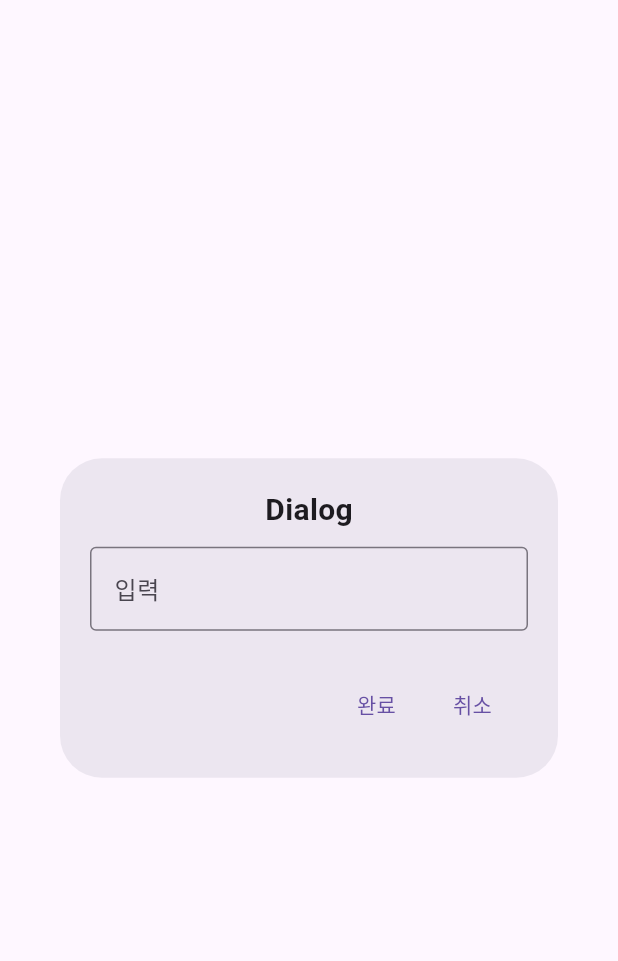
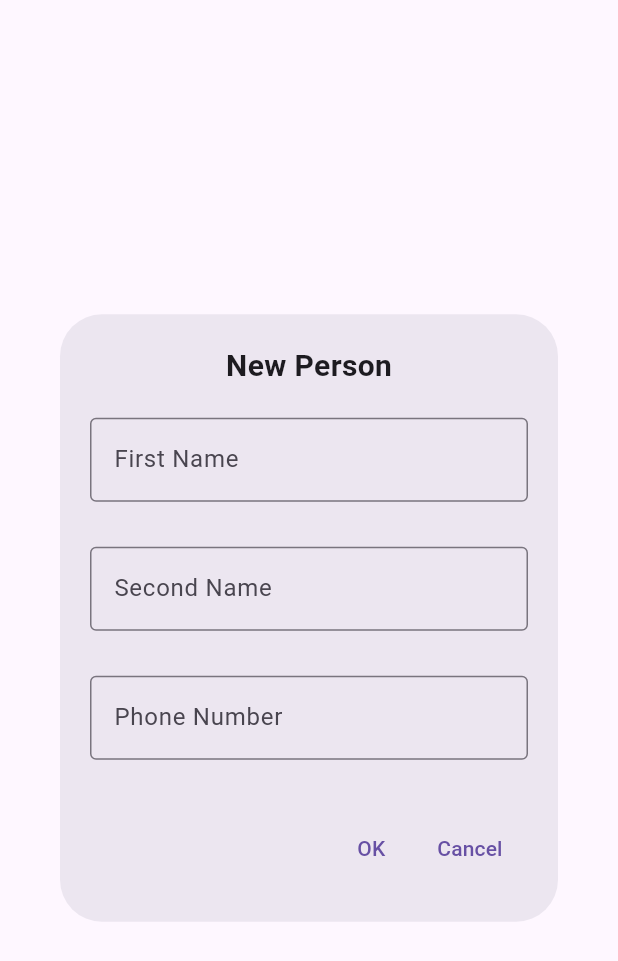
Before and after one commit to moordo91/flutter_tutorial, a Flutter app: the DialogUI widget shown alone on an empty page, opened directly, on a phone screen of 412 x 824 dp. Shown: the top 961 px of the screen. Run offline on Flutter 3.47's test engine with Material 3 defaults, Android fonts, the phone set to English and light mode, and no system bars; our stand-ins replace contacts_service, permission_handler.

Commit message:
Update Input Form

```diff
--- a/lib/main.dart
+++ b/lib/main.dart
@@ -23,9 +23,10 @@ class _MyAppState extends State<MyApp> {
     if (status.isGranted) {
       print('Granted');
       var contacts = await ContactsService.getContacts();
-      // var newPerson = Contact();
-      // newPerson.givenName = 'Mina';
-      // newPerson.familyName = 'Song';
+      for (int i = 0; i < contacts.length; i++) {
+        print(contacts[i].phones?[0].label);
+        print(contacts[i].phones?[0].value);
+      }
       setState(() {
         name = contacts;
       });
@@ -55,8 +56,8 @@ class _MyAppState extends State<MyApp> {
             return DialogUI(addOne: addOne);
           });
         },
+        child: Icon(Icons.add),
       ),
-      // appBar: AppBar( title: Text('앱제목'),),
       appBar: AppBar(
         backgroundColor: Colors.blue,
         actions: [IconButton(onPressed: (){getPermission();}, icon: Icon(Icons.contacts))],
@@ -73,7 +74,7 @@ class _MyAppState extends State<MyApp> {
               padding: const EdgeInsets.all(3.0),
               child: Image.asset('assets/dog.png'),
             ),
-            title: Text(name[i].givenName ?? 'No Name'),
+            title: Text(name[i].givenName + ' ' + name[i].familyName ?? 'No Name'),
           );
         }),
       bottomNavigationBar: BottomTab(),
@@ -102,7 +103,9 @@ class BottomTab extends StatelessWidget {
 class DialogUI extends StatelessWidget {
   DialogUI({super.key, this.addOne});
   final addOne;
-  var inputData = TextEditingController();
+  var givenName = TextEditingController();
+  var familyName = TextEditingController();
+  var phoneNumber = TextEditingController();
 
   @override
   Widget build(BuildContext context) {
@@ -112,36 +115,55 @@ class DialogUI extends StatelessWidget {
       child: Column(
         mainAxisSize: MainAxisSize.min,
         children: [
-          Text('Dialog', style: TextStyle(
+          Text('New Person', style: TextStyle(
             fontSize: 20,
             fontWeight: FontWeight.w600,
           ),),
-          SizedBox(height: 10),
+          SizedBox(height: 20),
           TextField(
-            controller: inputData,
+            controller: givenName,
             decoration: InputDecoration(
               border: OutlineInputBorder(),
-              labelText: '입력',
+              labelText: 'First Name',
             )
           ),
-          SizedBox(height: 20),
+          SizedBox(height: 30),
+          TextField(
+            controller: familyName,
+            decoration: InputDecoration(
+              border: OutlineInputBorder(),
+              labelText: 'Second Name',
+            )
+          ),
+          SizedBox(height: 30),
+          TextField(
+            controller: phoneNumber,
+            decoration: InputDecoration(
+              border: OutlineInputBorder(),
+              labelText: 'Phone Number',
+            )
+          ),
+          SizedBox(height: 30),
           Container(
             margin: const EdgeInsets.all(5.0),
             child: Row(
               mainAxisAlignment: MainAxisAlignment.end,
               children: [
                 TextButton(
-                    onPressed: (){
+                    onPressed: () async {
                       var newContact = Contact();
-                      newContact.givenName = inputData.text;
+                      newContact.givenName = givenName.text;
+                      newContact.familyName = familyName.text;
+                      newContact.phones = [Item(label: "home", value: phoneNumber.text)];
+                      print(newContact.phones?[0].label);
                       ContactsService.addContact(newContact);
                       addOne(newContact);
                       Navigator.pop(context);
                       },
-                    child: Text('완료')),
+                    child: Text('OK')),
                 TextButton(
                   onPressed: (){Navigator.pop(context);},
-                  child: Text('취소'),
+                  child: Text('Cancel'),
                 ),
               ],
             ),
```
